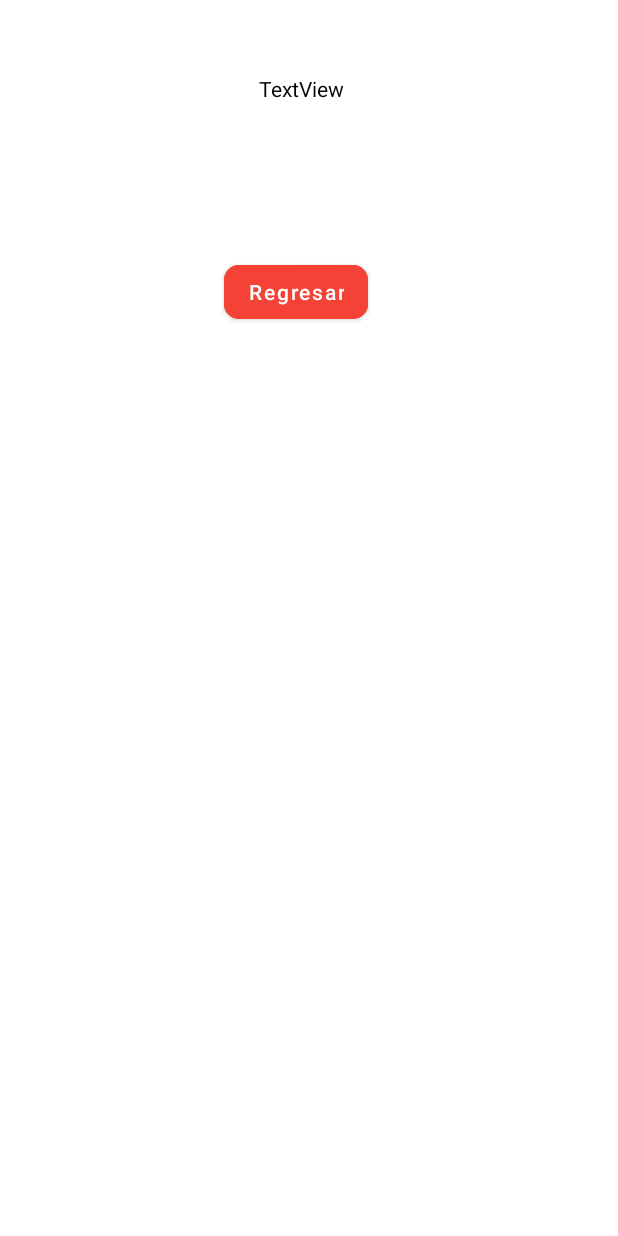
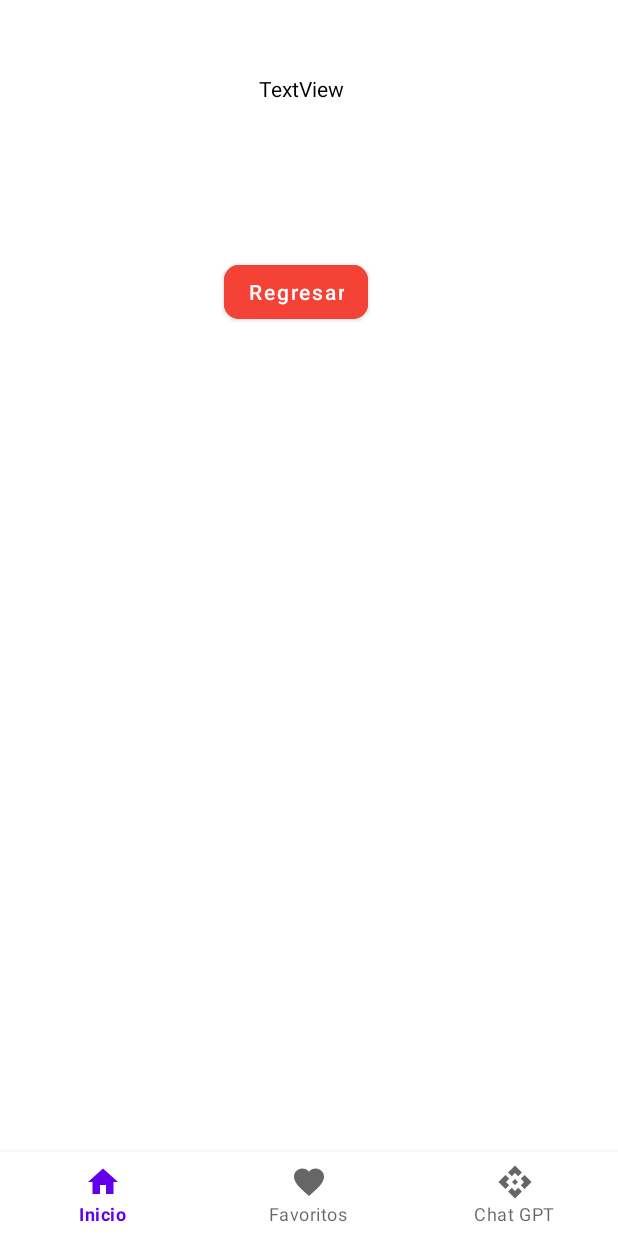
Before and after one commit to domeviz/dm_proyecto2_pedidosonline, an Android app: the layout activity_segunda.xml on its own in the app's theme, with its tools: preview values and no code run, on a phone screen of 412 x 824 dp. Run offline under Robolectric (Android 15) with nearby library versions, the phone set to English and light mode, and no system bars.

Commit message:
Menu de navegacion en la Segunda Activity

```diff
--- a/app/src/main/AndroidManifest.xml
+++ b/app/src/main/AndroidManifest.xml
@@ -14,10 +14,10 @@
         android:theme="@style/Theme.DM_Proyecto2_PedidosOnline"
         tools:targetApi="31">
         <activity
-            android:name=".ui.activities.SegundaActivity"
+            android:name=".ui.activities.MainActivity"
             android:exported="false" />
         <activity
-            android:name=".ui.activities.MainActivity"
+            android:name=".ui.activities.SegundaActivity"
             android:exported="true">
             <intent-filter>
                 <action android:name="android.intent.action.MAIN" />
--- /dev/null
+++ b/app/src/main/res/drawable/baseline_api_24.xml
@@ -0,0 +1,5 @@
+<vector android:height="24dp" android:tint="#000000"
+    android:viewportHeight="24" android:viewportWidth="24"
+    android:width="24dp" xmlns:android="http://schemas.android.com/apk/res/android">
+    <path android:fillColor="@android:color/white" android:pathData="M14,12l-2,2l-2,-2l2,-2L14,12zM12,6l2.12,2.12l2.5,-2.5L12,1L7.38,5.62l2.5,2.5L12,6zM6,12l2.12,-2.12l-2.5,-2.5L1,12l4.62,4.62l2.5,-2.5L6,12zM18,12l-2.12,2.12l2.5,2.5L23,12l-4.62,-4.62l-2.5,2.5L18,12zM12,18l-2.12,-2.12l-2.5,2.5L12,23l4.62,-4.62l-2.5,-2.5L12,18z"/>
+</vector>
--- /dev/null
+++ b/app/src/main/res/drawable/baseline_favorite_24.xml
@@ -0,0 +1,5 @@
+<vector android:height="24dp" android:tint="#000000"
+    android:viewportHeight="24" android:viewportWidth="24"
+    android:width="24dp" xmlns:android="http://schemas.android.com/apk/res/android">
+    <path android:fillColor="@android:color/white" android:pathData="M12,21.35l-1.45,-1.32C5.4,15.36 2,12.28 2,8.5 2,5.42 4.42,3 7.5,3c1.74,0 3.41,0.81 4.5,2.09C13.09,3.81 14.76,3 16.5,3 19.58,3 22,5.42 22,8.5c0,3.78 -3.4,6.86 -8.55,11.54L12,21.35z"/>
+</vector>
--- /dev/null
+++ b/app/src/main/res/drawable/baseline_home_24.xml
@@ -0,0 +1,5 @@
+<vector android:height="24dp" android:tint="#000000"
+    android:viewportHeight="24" android:viewportWidth="24"
+    android:width="24dp" xmlns:android="http://schemas.android.com/apk/res/android">
+    <path android:fillColor="@android:color/white" android:pathData="M10,20v-6h4v6h5v-8h3L12,3 2,12h3v8z"/>
+</vector>
--- a/app/src/main/res/layout/activity_segunda.xml
+++ b/app/src/main/res/layout/activity_segunda.xml
@@ -31,4 +31,11 @@
         app:cornerRadius="10dp"
         app:layout_constraintStart_toStartOf="parent"
         app:layout_constraintTop_toBottomOf="@+id/textView" />
+
+    <com.google.android.material.bottomnavigation.BottomNavigationView
+        android:id="@+id/bottom_navigation"
+        android:layout_width="match_parent"
+        android:layout_height="wrap_content"
+        app:layout_constraintBottom_toBottomOf="parent"
+        app:menu="@menu/bottom_navigation_menu" />
 </androidx.constraintlayout.widget.ConstraintLayout>
--- /dev/null
+++ b/app/src/main/res/menu/bottom_navigation_menu.xml
@@ -0,0 +1,21 @@
+<?xml version="1.0" encoding="utf-8"?>
+<menu xmlns:android="http://schemas.android.com/apk/res/android">
+    <item
+        android:id="@+id/inicio"
+        android:enabled="true"
+        android:icon="@drawable/baseline_home_24"
+        android:title="@string/inicio"
+        android:visible="true"/>
+    <item
+        android:id="@+id/fav"
+        android:enabled="true"
+        android:icon="@drawable/baseline_favorite_24"
+        android:title="@string/favoritos"
+        android:visible="true"/>
+    <item
+        android:id="@+id/api"
+        android:enabled="true"
+        android:icon="@drawable/baseline_api_24"
+        android:title="@string/chatgpt"
+        android:visible="true"/>
+</menu>
--- a/app/src/main/res/values/strings.xml
+++ b/app/src/main/res/values/strings.xml
@@ -10,4 +10,7 @@
     <string name="olvidoPassword">¿Olvidó su contraseña?</string>
     <string name="registrese">Registrese</string>
     <string name="regresar">Regresar</string>
+    <string name="inicio">Inicio</string>
+    <string name="favoritos">Favoritos</string>
+    <string name="chatgpt">Chat GPT</string>
 </resources>
--- a/app/src/main/res/values/themes.xml
+++ b/app/src/main/res/values/themes.xml
@@ -12,7 +12,6 @@
         <!-- Status bar color. -->
         <item name="android:statusBarColor" tools:targetApi="l">?attr/colorPrimaryVariant</item>
         <!-- Customize your theme here. -->
-        <item name="android:background">@color/white</item>
     </style>
     <style name="styleTitulo">
         <item name="android:textColor">@color/black</item>
--- a/build.gradle
+++ b/build.gradle
@@ -1,7 +1,7 @@
 // Top-level build file where you can add configuration options common to all sub-projects/modules.
 plugins {
-    id 'com.android.application' version '7.2.2' apply false
-    id 'com.android.library' version '7.2.2' apply false
+    id 'com.android.application' version '7.4.2' apply false
+    id 'com.android.library' version '7.4.2' apply false
     id 'org.jetbrains.kotlin.android' version '1.7.10' apply false
 }
 
```
Also changed, not shown: app/src/main/java/com/example/dm_proyecto2_pedidosonline/ui/activities/SegundaActivity.kt (+42 -9 lines), gradle/wrapper/gradle-wrapper.properties.
